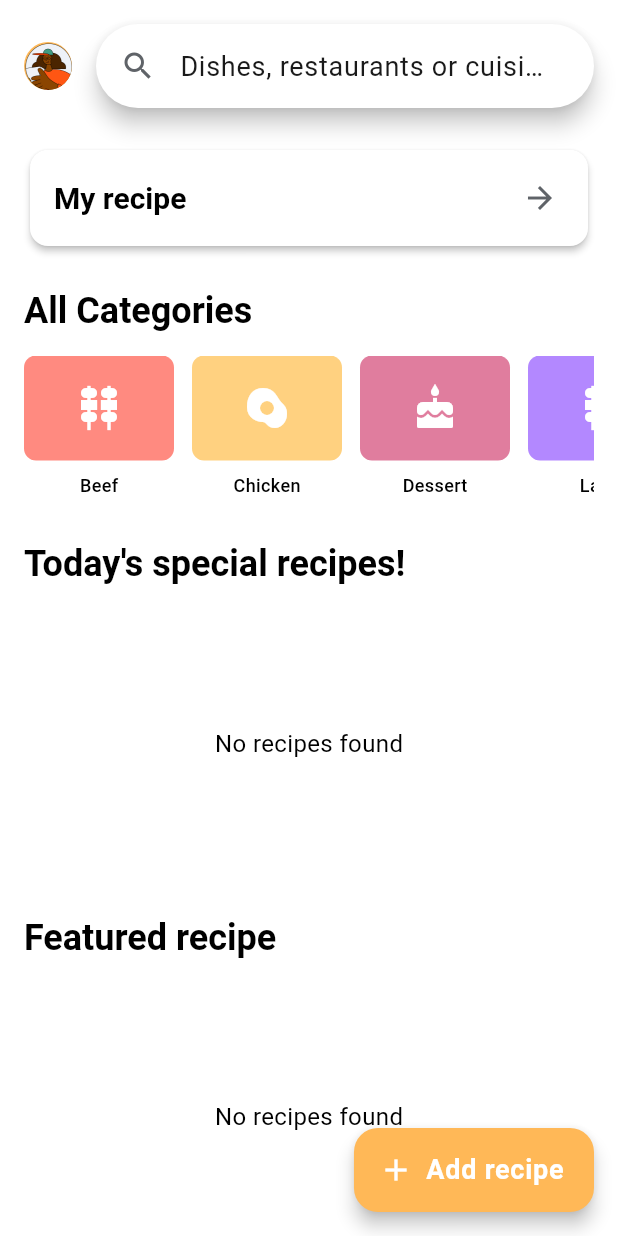
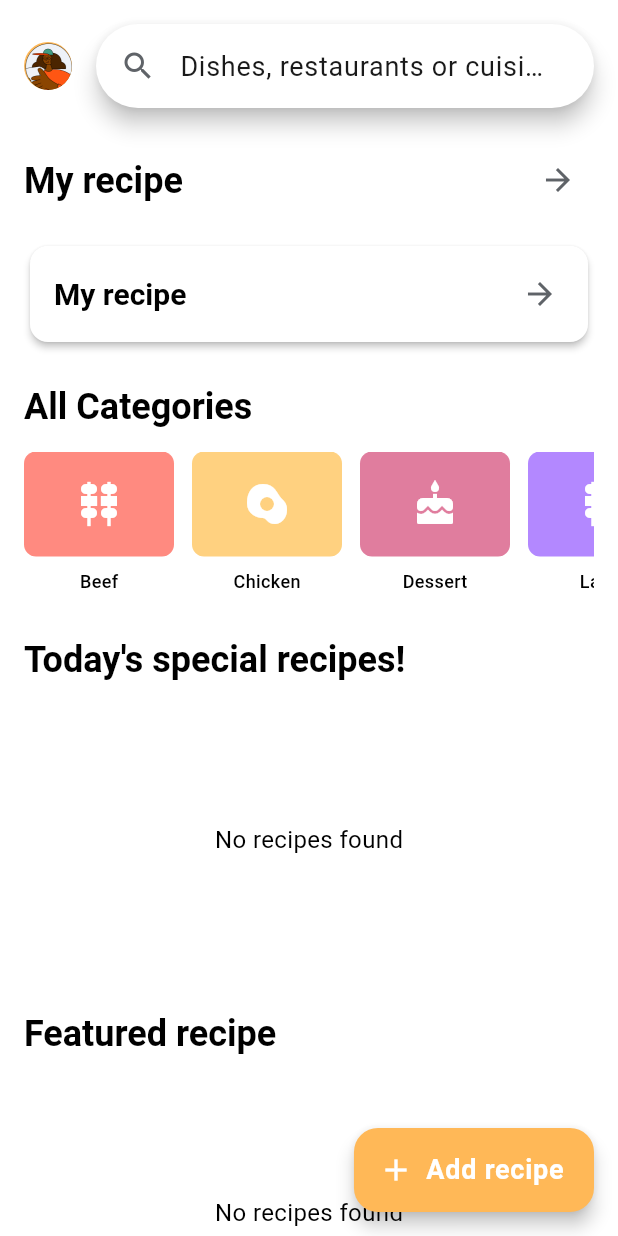
Before and after one commit to ssygnrchm/recipe_app, a Flutter app: the HomeScreen screen opened directly, on a phone screen of 412 x 824 dp. Run offline on Flutter 3.47's test engine with Material 3 defaults, Android fonts, the phone set to English and light mode, and no system bars; our stand-ins replace cloud_firestore, firebase_auth, firebase_core, firebase_storage, google_sign_in, image_picker and 2 more; accounts and stored records are empty; network calls fail.

Commit message:
show recipe based on user who created it

```diff
--- a/lib/features/authentication/presentation/pages/login_screen.dart
+++ b/lib/features/authentication/presentation/pages/login_screen.dart
@@ -43,7 +43,7 @@ class _LoginScreenState extends State<LoginScreen> {
               crossAxisAlignment: CrossAxisAlignment.center,
               spacing: 16,
               children: [
-                Row(children: [Image.asset(Assets.loginImage)]),
+                Image.asset(Assets.loginImage),
                 CustomText(
                   title: "Welcome Back!",
                   // fsize: theme.textTheme.displayMedium!.fontSize,
--- a/lib/features/authentication/presentation/pages/register_screen.dart
+++ b/lib/features/authentication/presentation/pages/register_screen.dart
@@ -46,7 +46,7 @@ class _RegisterScreenState extends State<RegisterScreen> {
               crossAxisAlignment: CrossAxisAlignment.center,
               spacing: 16,
               children: [
-                Row(children: [Image.asset(Assets.registerImage)]),
+                Image.asset(Assets.registerImage),
                 CustomText(
                   title: "Let's get you in!",
                   style: theme.textTheme.displayMedium,
--- a/lib/presentation/pages/home_screen.dart
+++ b/lib/presentation/pages/home_screen.dart
@@ -199,6 +199,25 @@ class _HomeScreenState extends State<HomeScreen> {
 
                 const SizedBox(height: 24),
 
+                Row(
+                  mainAxisAlignment: MainAxisAlignment.spaceBetween,
+                  children: [
+                    CustomText.h1(context, "My recipe"),
+                    IconButton(
+                      onPressed: () {
+                        Navigator.push(
+                          context,
+                          MaterialPageRoute(
+                            builder: (context) => RecipeListScreen(),
+                          ),
+                        );
+                      },
+                      icon: Icon(Icons.arrow_forward),
+                    ),
+                  ],
+                ),
+
+                const SizedBox(height: 16),
                 // My Recipe Section
                 Card(
                   child: Padding(
```
Also changed, not shown: lib/database/data/firestore_recipe_model.dart (+6 -2 lines), lib/database/domain/firestore_recipe_repository.dart (+16 -9 lines), lib/features/add_recipe/presentation/recipe_screen.dart (+8 -0 lines), lib/presentation/pages/recipe_list_screen.dart (+6 -1 lines).
